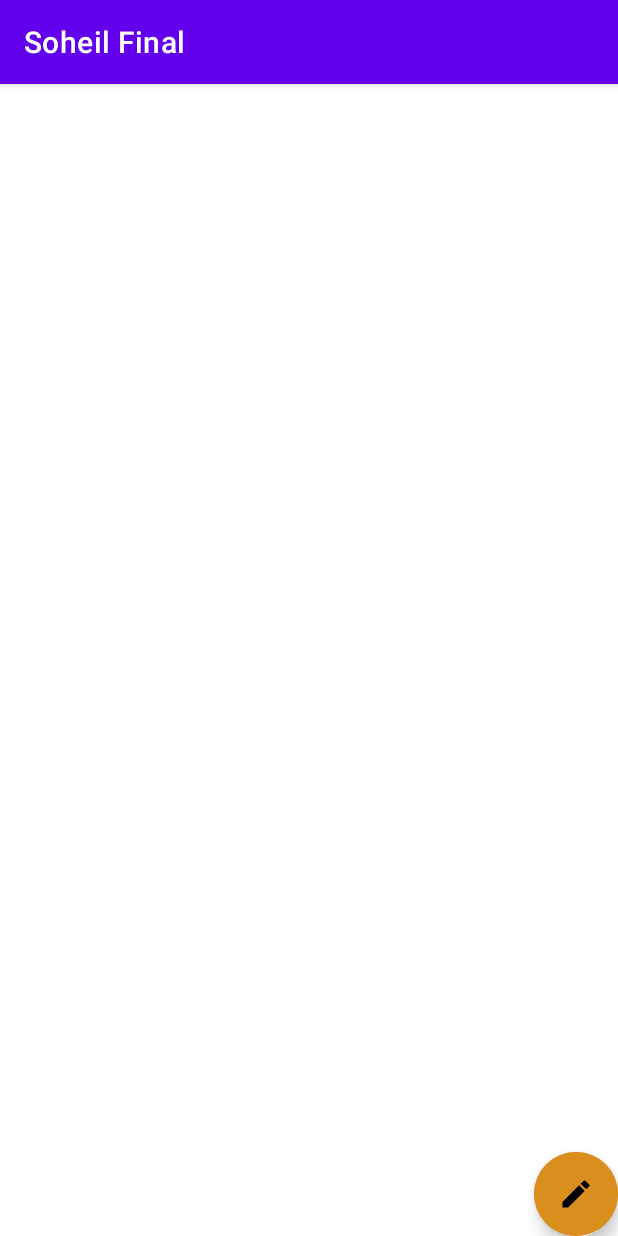
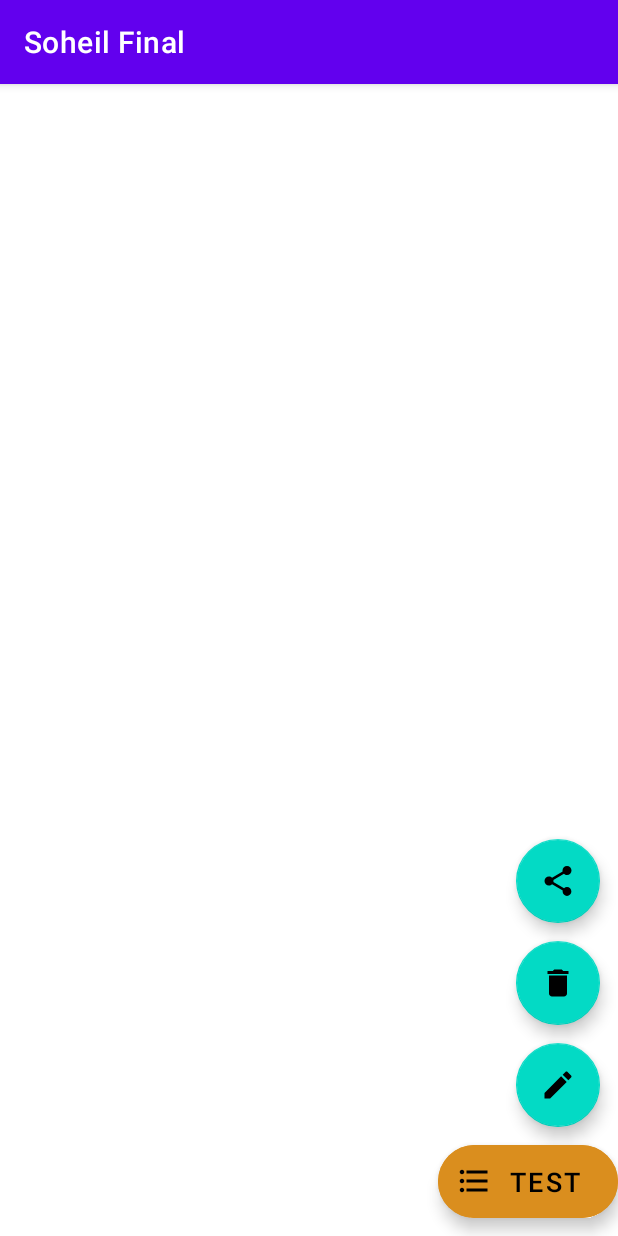
Before and after one commit to S-SHANTI/EDU, an Android app: the screen it shows after launch (MainActivity), after a tap on an icon or button, on a phone screen of 412 x 824 dp. Run offline under Robolectric (Android 15) with nearby library versions, the phone set to English and light mode, and no system bars; 1 other tap on this screen came first.

Commit message:
63.پیاده‌سازی یک مینی پروژه با استفاده از floating Action Button

```diff
--- a/app/src/main/java/com/example/testproject/MainActivity.kt
+++ b/app/src/main/java/com/example/testproject/MainActivity.kt
@@ -1,6 +1,8 @@
 package com.example.testproject
 
 import android.os.Bundle
+import android.view.View
+import android.widget.Toast
 import androidx.appcompat.app.AppCompatActivity
 import com.example.testproject.databinding.ActivityMainBinding
 
@@ -14,17 +16,48 @@ class MainActivity : AppCompatActivity() {
         binding = ActivityMainBinding.inflate(layoutInflater)
         setContentView(binding.root)
 
-        val ischecked = false
+        var isAllfabschecked = false
+        binding.extendFabShow.shrink()
 
-        binding.fabShow.setOnClickListener {
+        binding.extendFabShow.setOnClickListener {
 
-            if (ischecked) {
-                binding.fabShow.extend()
+            isAllfabschecked = if (isAllfabschecked) {
+                binding.extendFabShow.extend()
+                hide()
+                false
             } else {
-                binding.fabShow.shrink()
+                binding.extendFabShow.shrink()
+                show()
+                true
             }
         }
 
     }
 
+    private fun show() {
+        binding.fabEdit.show()
+        binding.fabDelete.show()
+        binding.fabShare.show()
+        binding.extendFabShow.extend()
+
+    }
+
+    private fun hide() {
+        binding.fabEdit.hide()
+        binding.fabDelete.hide()
+        binding.fabShare.hide()
+        binding.extendFabShow.shrink()
+    }
+    fun onClick(view : View) {
+
+        when (view.id) {
+
+            R.id.fab_edit -> toast("ویرایش کردن")
+            R.id.fab_delete -> toast("پاک کردن")
+            R.id.fab_share -> toast("استراک گذاری")
+        }
+    }
+    private fun toast(text: String){
+        Toast.makeText(this, text, Toast.LENGTH_SHORT).show()
+    }
 }
--- /dev/null
+++ b/app/src/main/res/drawable/ic_delete.xml
@@ -0,0 +1,5 @@
+<vector android:height="24dp" android:tint="#000000"
+    android:viewportHeight="24" android:viewportWidth="24"
+    android:width="24dp" xmlns:android="http://schemas.android.com/apk/res/android">
+    <path android:fillColor="@android:color/white" android:pathData="M6,19c0,1.1 0.9,2 2,2h8c1.1,0 2,-0.9 2,-2V7H6v12zM19,4h-3.5l-1,-1h-5l-1,1H5v2h14V4z"/>
+</vector>
--- a/app/src/main/res/drawable/ic_edit.xml
+++ b/app/src/main/res/drawable/ic_edit.xml
@@ -1,6 +1,5 @@
 <vector android:height="24dp" android:tint="#000000"
     android:viewportHeight="24" android:viewportWidth="24"
     android:width="24dp" xmlns:android="http://schemas.android.com/apk/res/android">
-    <path android:fillColor="@android:color/white" android:pathData="M3,17.25l0,3.75l3.75,0l11.06,-11.06l-3.75,-3.75z"/>
-    <path android:fillColor="@android:color/white" android:pathData="M20.71,5.63l-2.34,-2.34c-0.39,-0.39 -1.02,-0.39 -1.41,0l-1.83,1.83l3.75,3.75l1.83,-1.83C21.1,6.65 21.1,6.02 20.71,5.63z"/>
+    <path android:fillColor="@android:color/white" android:pathData="M3,17.25V21h3.75L17.81,9.94l-3.75,-3.75L3,17.25zM20.71,7.04c0.39,-0.39 0.39,-1.02 0,-1.41l-2.34,-2.34c-0.39,-0.39 -1.02,-0.39 -1.41,0l-1.83,1.83 3.75,3.75 1.83,-1.83z"/>
 </vector>
--- /dev/null
+++ b/app/src/main/res/drawable/ic_list.xml
@@ -0,0 +1,5 @@
+<vector android:autoMirrored="true" android:height="24dp"
+    android:tint="#000000" android:viewportHeight="24"
+    android:viewportWidth="24" android:width="24dp" xmlns:android="http://schemas.android.com/apk/res/android">
+    <path android:fillColor="@android:color/white" android:pathData="M4,10.5c-0.83,0 -1.5,0.67 -1.5,1.5s0.67,1.5 1.5,1.5 1.5,-0.67 1.5,-1.5 -0.67,-1.5 -1.5,-1.5zM4,4.5c-0.83,0 -1.5,0.67 -1.5,1.5S3.17,7.5 4,7.5 5.5,6.83 5.5,6 4.83,4.5 4,4.5zM4,16.5c-0.83,0 -1.5,0.68 -1.5,1.5s0.68,1.5 1.5,1.5 1.5,-0.68 1.5,-1.5 -0.67,-1.5 -1.5,-1.5zM7,19h14v-2L7,17v2zM7,13h14v-2L7,11v2zM7,5v2h14L21,5L7,5z"/>
+</vector>
--- /dev/null
+++ b/app/src/main/res/drawable/ic_share.xml
@@ -0,0 +1,5 @@
+<vector android:height="24dp" android:tint="#000000"
+    android:viewportHeight="24" android:viewportWidth="24"
+    android:width="24dp" xmlns:android="http://schemas.android.com/apk/res/android">
+    <path android:fillColor="@android:color/white" android:pathData="M18,16.08c-0.76,0 -1.44,0.3 -1.96,0.77L8.91,12.7c0.05,-0.23 0.09,-0.46 0.09,-0.7s-0.04,-0.47 -0.09,-0.7l7.05,-4.11c0.54,0.5 1.25,0.81 2.04,0.81 1.66,0 3,-1.34 3,-3s-1.34,-3 -3,-3 -3,1.34 -3,3c0,0.24 0.04,0.47 0.09,0.7L8.04,9.81C7.5,9.31 6.79,9 6,9c-1.66,0 -3,1.34 -3,3s1.34,3 3,3c0.79,0 1.5,-0.31 2.04,-0.81l7.12,4.16c-0.05,0.21 -0.08,0.43 -0.08,0.65 0,1.61 1.31,2.92 2.92,2.92 1.61,0 2.92,-1.31 2.92,-2.92s-1.31,-2.92 -2.92,-2.92z"/>
+</vector>
--- a/app/src/main/res/layout/activity_main.xml
+++ b/app/src/main/res/layout/activity_main.xml
@@ -4,23 +4,60 @@
     xmlns:tools="http://schemas.android.com/tools"
     android:layout_width="match_parent"
     android:layout_height="match_parent"
-    android:gravity="center_horizontal"
-    android:orientation="vertical"
     tools:context=".MainActivity">
 
 
     <com.google.android.material.floatingactionbutton.ExtendedFloatingActionButton
-        android:id="@+id/fab_show"
+        android:id="@+id/extend_fab_show"
         android:layout_width="wrap_content"
         android:layout_height="wrap_content"
         android:backgroundTint="@color/yellow_500"
         android:contentDescription="برای یادگیری"
         android:text="@string/test"
         android:textSize="18sp"
-        app:icon="@drawable/ic_edit"
+        app:icon="@drawable/ic_list"
         app:layout_constraintBottom_toBottomOf="parent"
         app:layout_constraintEnd_toEndOf="parent"
         app:rippleColor="@color/blue_accent"
+        android:layout_marginBottom="12dp"
         tools:ignore="HardcodedText" />
 
+    <com.google.android.material.floatingactionbutton.FloatingActionButton
+        android:id="@+id/fab_edit"
+        android:visibility="gone"
+        android:layout_width="wrap_content"
+        android:layout_height="wrap_content"
+        android:layout_marginBottom="12dp"
+        app:layout_constraintBottom_toTopOf="@+id/extend_fab_show"
+        android:layout_marginEnd="12dp"
+        android:onClick="onClick"
+        app:layout_constraintEnd_toEndOf="parent"
+        app:srcCompat="@drawable/ic_edit" />
+
+    <com.google.android.material.floatingactionbutton.FloatingActionButton
+        android:id="@+id/fab_delete"
+        android:layout_width="wrap_content"
+        android:onClick="onClick"
+        android:layout_height="wrap_content"
+        app:layout_constraintBottom_toTopOf="@+id/fab_edit"
+        app:layout_constraintEnd_toEndOf="parent"
+        app:srcCompat="@drawable/ic_delete"
+        android:visibility="gone"
+        android:layout_marginBottom="12dp"
+        android:layout_marginEnd="12dp"
+        android:contentDescription="TODO" />
+
+    <com.google.android.material.floatingactionbutton.FloatingActionButton
+        android:id="@+id/fab_share"
+        android:layout_width="wrap_content"
+        android:layout_height="wrap_content"
+        app:layout_constraintBottom_toTopOf="@+id/fab_delete"
+        app:layout_constraintEnd_toEndOf="parent"
+        android:visibility="gone"
+        android:onClick="onClick"
+        app:srcCompat="@drawable/ic_share"
+        android:layout_marginBottom="12dp"
+        android:layout_marginEnd="12dp"
+        android:contentDescription="TODO" />
+
 </androidx.constraintlayout.widget.ConstraintLayout>
```
